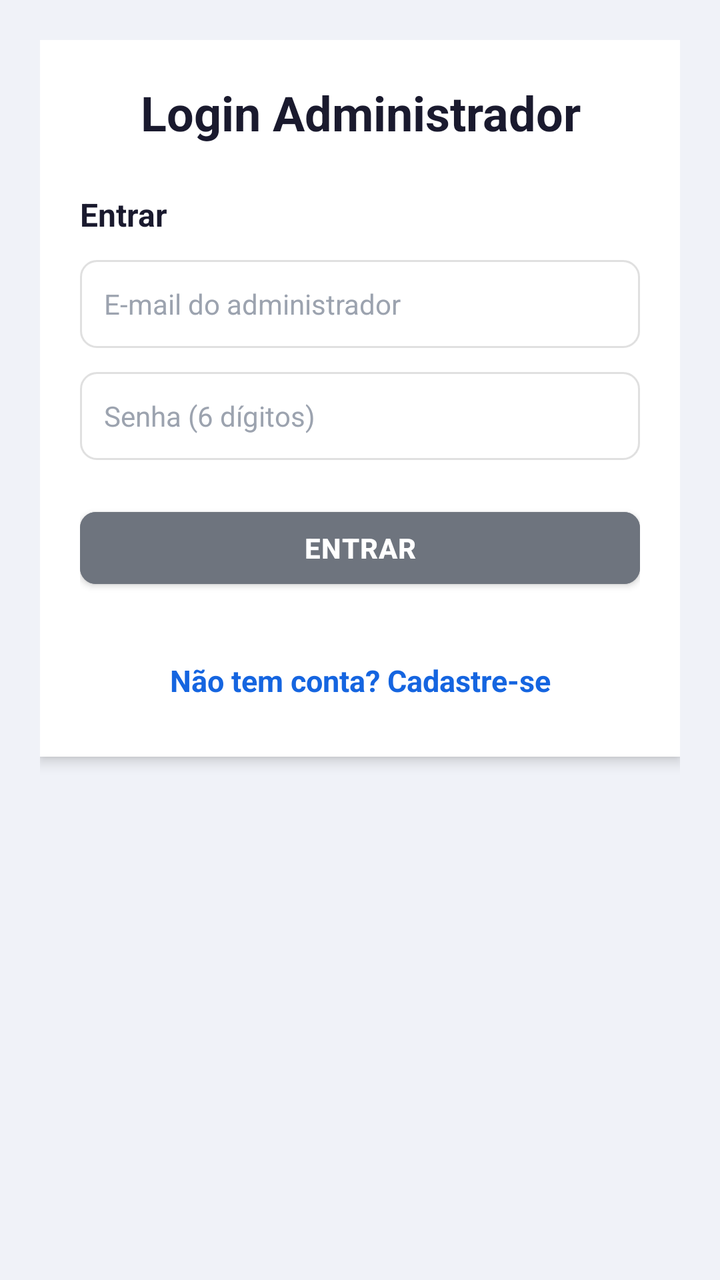
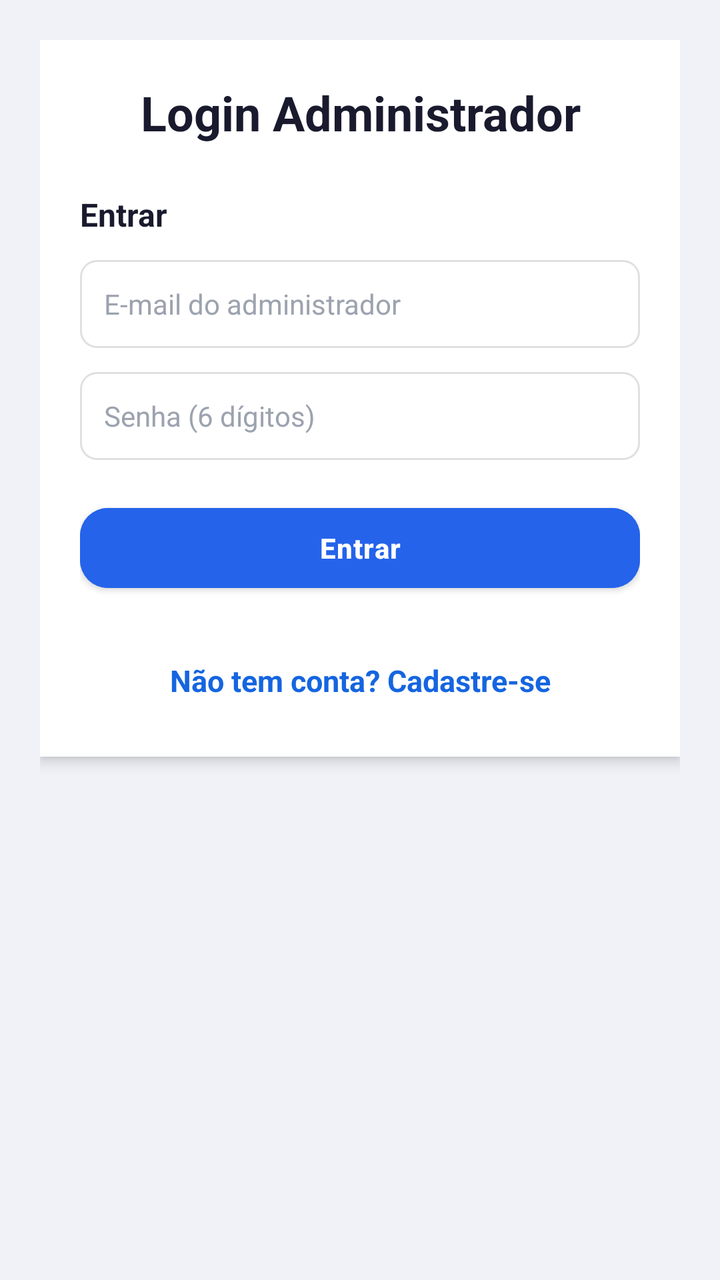

Compare the two renders of this Android layout. The source of the first and the diff that turns it into the second are given below.
<!-- AndroidManifest.xml: application theme AppTheme -->
<!-- res/layout/activity_login_admin.xml -->
<?xml version="1.0" encoding="utf-8"?>
<ScrollView
    xmlns:android="http://schemas.android.com/apk/res/android"
    xmlns:app="http://schemas.android.com/apk/res-auto"
    android:layout_width="match_parent"
    android:layout_height="match_parent"
    android:fillViewport="true"
    android:background="#F0F2F8">

    <androidx.constraintlayout.widget.ConstraintLayout
        android:layout_width="match_parent"
        android:layout_height="wrap_content"
        android:padding="20dp"
        android:paddingBottom="24dp">

        <LinearLayout
            android:id="@+id/cardLogin"
            android:layout_width="0dp"
            android:layout_height="wrap_content"
            android:orientation="vertical"
            android:background="@android:color/white"
            android:padding="20dp"
            android:elevation="4dp"
            app:layout_constraintTop_toTopOf="parent"
            app:layout_constraintStart_toStartOf="parent"
            app:layout_constraintEnd_toEndOf="parent">

            <TextView
                android:layout_width="match_parent"
                android:layout_height="wrap_content"
                android:text="Login Administrador"
                android:textSize="24sp"
                android:textStyle="bold"
                android:gravity="center"
                android:layout_marginBottom="24dp"
                android:textColor="#1A1A2E"/>

            
            <TextView
                android:layout_width="match_parent"
                android:layout_height="wrap_content"
                android:text="Entrar"
                android:textSize="16sp"
                android:textStyle="bold"
                android:layout_marginBottom="12dp"
                android:textColor="#1A1A2E"/>

            <EditText
                android:id="@+id/editLoginAdmin"
                android:layout_width="match_parent"
                android:layout_height="44dp"
                android:hint="E-mail do administrador"
                android:inputType="textEmailAddress"
                android:paddingStart="12dp"
                android:paddingEnd="12dp"
                android:layout_marginBottom="12dp"
                android:background="@drawable/edittext_background"
                android:textSize="14sp"
                android:textColor="#1A1A2E"
                android:textColorHint="#9CA3AF"/>

            <EditText
                android:id="@+id/editLoginSenha"
                android:layout_width="match_parent"
                android:layout_height="44dp"
                android:hint="Senha (6 dígitos)"
                android:inputType="numberPassword"
                android:paddingStart="12dp"
                android:paddingEnd="12dp"
                android:layout_marginBottom="20dp"
                android:background="@drawable/edittext_background"
                android:textSize="14sp"
                android:textColor="#1A1A2E"
                android:textColorHint="#9CA3AF"/>

            <Button
                android:id="@+id/btnEntrar"
                android:layout_width="match_parent"
                android:layout_height="48dp"
                android:text="Entrar"
                android:layout_marginBottom="24dp"
                android:backgroundTint="#6E747E"
                android:textColor="#FFFFFF"
                android:textSize="14sp"
                android:textStyle="bold"
                android:letterSpacing="0.03"
                app:cornerRadius="8dp"/>


            
            <TextView
                android:id="@+id/textCadastreSe"
                android:layout_width="match_parent"
                android:layout_height="wrap_content"
                android:gravity="center"
                android:padding="8dp"
                android:text="Não tem conta? Cadastre-se"
                android:textColor="#1565E0"
                android:textSize="15sp"
                android:textStyle="bold" />

        </LinearLayout>

    </androidx.constraintlayout.widget.ConstraintLayout>
</ScrollView>
<!-- resources referenced by this layout -->
<resources>
  <!-- drawable edittext_background (drawable) -->
  <?xml version="1.0" encoding="utf-8"?>
  <shape xmlns:android="http://schemas.android.com/apk/res/android">
      <solid android:color="#FFFFFF" />
      <corners android:radius="8dp" />
      <stroke android:width="1dp" android:color="#E0E0E0" />
      <padding
          android:left="12dp"
          android:top="12dp"
          android:right="12dp"
          android:bottom="12dp" />
  </shape>
  <style name="AppTheme" parent="Theme.MaterialComponents.DayNight.DarkActionBar">
          <item name="colorPrimary">@color/colorPrimary</item>
          <item name="colorPrimaryDark">@color/black</item>
          <item name="colorAccent">@color/black</item>
          <item name="android:windowBackground">@color/white</item>
          <item name="android:textColor">@color/black</item>
          <item name="android:textColorPrimary">@color/corTitulo</item>
  
          
          <item name="materialButtonStyle">@style/Widget.Condominio.Button</item>
          <item name="textInputStyle">@style/Widget.Condominio.TextInputLayout</item>
      </style>
  <color name="colorPrimary">#062AF2</color>
  <color name="black">#000000</color>
  <color name="white">#FFFFFF</color>
  <color name="corTitulo">#070707</color>
  <style name="Widget.Condominio.Button" parent="Widget.MaterialComponents.Button">
          <item name="backgroundTint">@color/colorPrimary</item>
          <item name="android:textColor">@color/white</item>
          <item name="cornerRadius">8dp</item>
      </style>
  <style name="Widget.Condominio.TextInputLayout" parent="Widget.MaterialComponents.TextInputLayout.OutlinedBox">
          <item name="boxBackgroundColor">@color/white</item>
          <item name="boxStrokeColor">@color/colorPrimary</item>
          <item name="hintTextColor">@color/colorPrimary</item>
          <item name="android:textColorHint">@color/colorPrimary</item>
      </style>
</resources>

<!-- the commit's change to res/layout/activity_login_admin.xml (unified diff, before → after) -->
@@ -79,12 +79,12 @@
                 android:layout_height="48dp"
                 android:text="Entrar"
                 android:layout_marginBottom="24dp"
-                android:backgroundTint="#6E747E"
+                android:backgroundTint="@color/botaoPrimario"
                 android:textColor="#FFFFFF"
                 android:textSize="14sp"
                 android:textStyle="bold"
                 android:letterSpacing="0.03"
-                app:cornerRadius="8dp"/>
+                app:cornerRadius="14dp"/>
 
 
             
<!-- resource entries referenced after the edit -->
@@ -1,5 +1,6 @@
 <!-- resources referenced by this layout -->
 <resources>
+  <color name="botaoPrimario">#2563EB</color>
   <!-- drawable edittext_background (drawable) -->
   <?xml version="1.0" encoding="utf-8"?>
   <shape xmlns:android="http://schemas.android.com/apk/res/android">
@@ -24,14 +25,24 @@
           <item name="materialButtonStyle">@style/Widget.Condominio.Button</item>
           <item name="textInputStyle">@style/Widget.Condominio.TextInputLayout</item>
       </style>
-  <color name="colorPrimary">#062AF2</color>
+  <color name="colorPrimary">#1E3A8A</color>
   <color name="black">#000000</color>
   <color name="white">#FFFFFF</color>
   <color name="corTitulo">#070707</color>
   <style name="Widget.Condominio.Button" parent="Widget.MaterialComponents.Button">
-          <item name="backgroundTint">@color/colorPrimary</item>
+          <item name="backgroundTint">@color/botaoPrimario</item>
           <item name="android:textColor">@color/white</item>
-          <item name="cornerRadius">8dp</item>
+          <item name="cornerRadius">14dp</item>
+          <item name="android:textAllCaps">false</item>
+          <item name="android:textStyle">bold</item>
+          <item name="android:textSize">15sp</item>
+          <item name="android:letterSpacing">0.01</item>
+          <item name="android:minHeight">52dp</item>
+          <item name="android:insetTop">4dp</item>
+          <item name="android:insetBottom">4dp</item>
+          <item name="android:elevation">2dp</item>
+          <item name="iconTint">@color/white</item>
+          <item name="iconPadding">8dp</item>
       </style>
   <style name="Widget.Condominio.TextInputLayout" parent="Widget.MaterialComponents.TextInputLayout.OutlinedBox">
           <item name="boxBackgroundColor">@color/white</item>
